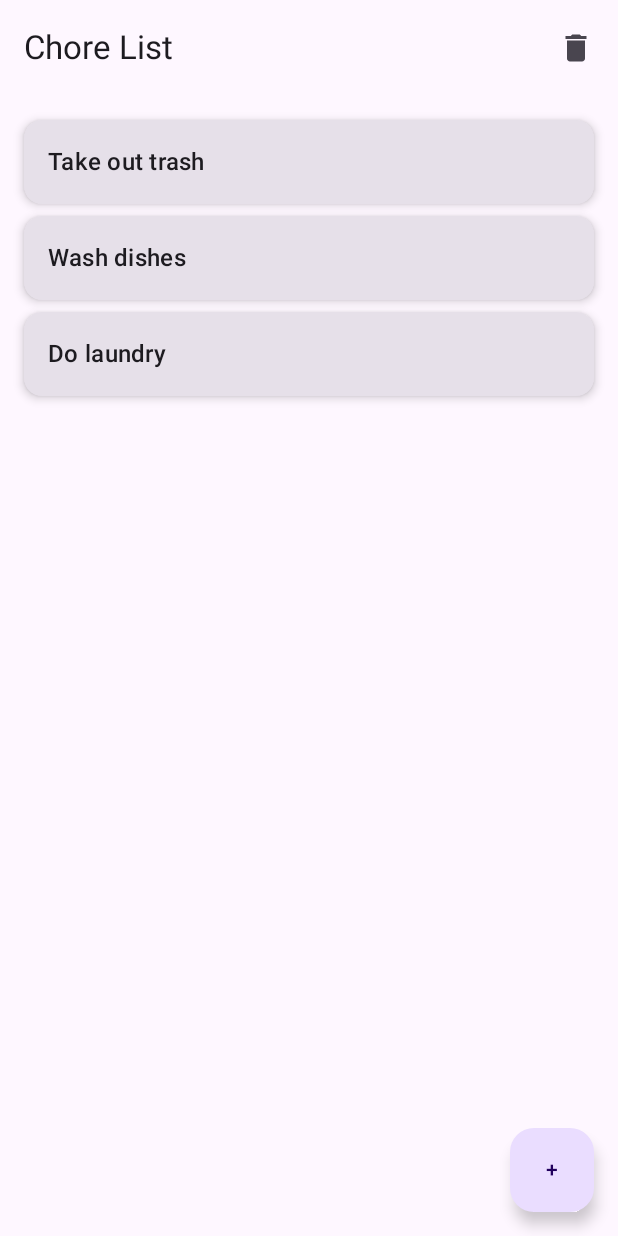
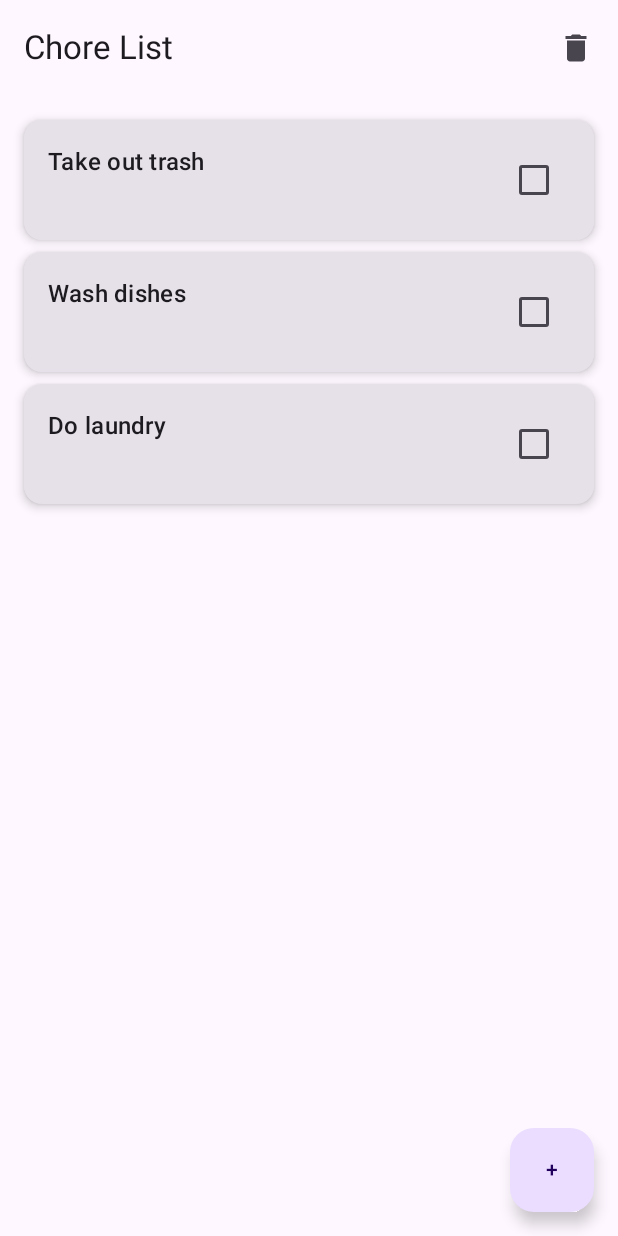
Before and after one commit to joshuarg007/CleanItUp_ChoresOrganizer2, an Android app built with Jetpack Compose: the task_list screen opened through its navigation route, on a phone screen of 412 x 824 dp. Run offline under Robolectric (Android 15) with nearby library versions, the phone set to English and light mode, and no system bars.

Commit message:
Updated chore removal functionality
Here’s a plain text summary of the latest changes:

Each chore now includes a checkbox to mark it as completed. The checkbox updates the chore's isDone value in the view model when clicked. The top app bar still includes a delete button that removes all completed chores from the list.

```diff
--- a/app/src/main/java/com/example/cleanitup_choresorganizer/TaskListScreen.kt
+++ b/app/src/main/java/com/example/cleanitup_choresorganizer/TaskListScreen.kt
@@ -44,7 +44,12 @@ fun TaskListScreen(navController: NavHostController, viewModel: ChoreViewModel)
                 .padding(16.dp)
         ) {
             items(chores) { chore ->
-                ChoreItem(chore)
+                ChoreItem(
+                    chore = chore,
+                    onCheckedChange = { isChecked: Boolean ->
+                        viewModel.toggleChoreDone(chore.id, isChecked)
+                    }
+                )
                 Spacer(modifier = Modifier.height(8.dp))
             }
         }
@@ -52,13 +57,25 @@ fun TaskListScreen(navController: NavHostController, viewModel: ChoreViewModel)
 }
 
 @Composable
-fun ChoreItem(chore: Chore) {
+fun ChoreItem(chore: Chore, onCheckedChange: (Boolean) -> Unit) {
     Card(
         modifier = Modifier.fillMaxWidth(),
         elevation = CardDefaults.cardElevation(defaultElevation = 4.dp)
     ) {
-        Column(modifier = Modifier.padding(16.dp)) {
-            Text(text = chore.name, style = MaterialTheme.typography.titleMedium)
+        Row(
+            modifier = Modifier
+                .padding(16.dp)
+                .fillMaxWidth(),
+            horizontalArrangement = Arrangement.SpaceBetween
+        ) {
+            Text(
+                text = chore.name,
+                style = MaterialTheme.typography.titleMedium
+            )
+            Checkbox(
+                checked = chore.isDone,
+                onCheckedChange = onCheckedChange
+            )
         }
     }
 }
--- a/app/src/main/java/com/example/cleanitup_choresorganizer/viewmodel/ChoreViewModel.kt
+++ b/app/src/main/java/com/example/cleanitup_choresorganizer/viewmodel/ChoreViewModel.kt
@@ -36,4 +36,12 @@ class ChoreViewModel : ViewModel() {
     fun removeCompletedChores() {
         _chores.removeAll { it.isDone }
     }
+
+    fun toggleChoreDone(choreId: String, isDone: Boolean) {
+        val index = _chores.indexOfFirst { it.id == choreId }
+        if (index != -1) {
+            _chores[index] = _chores[index].copy(isDone = isDone)
+        }
+    }
+
 }
```
